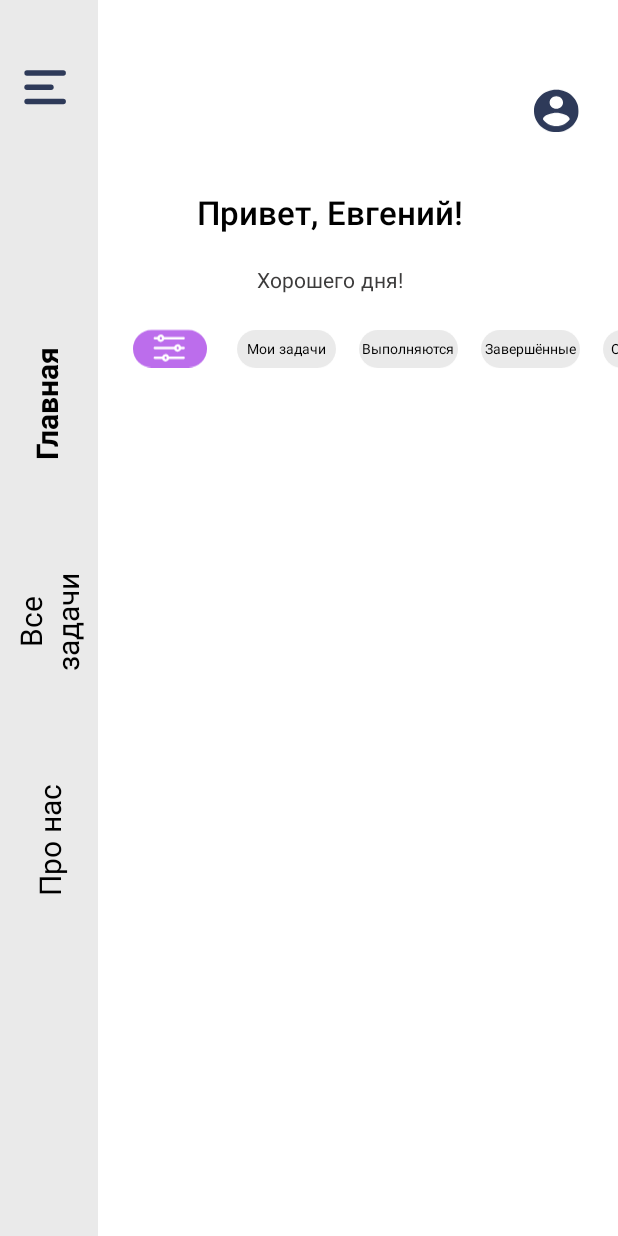
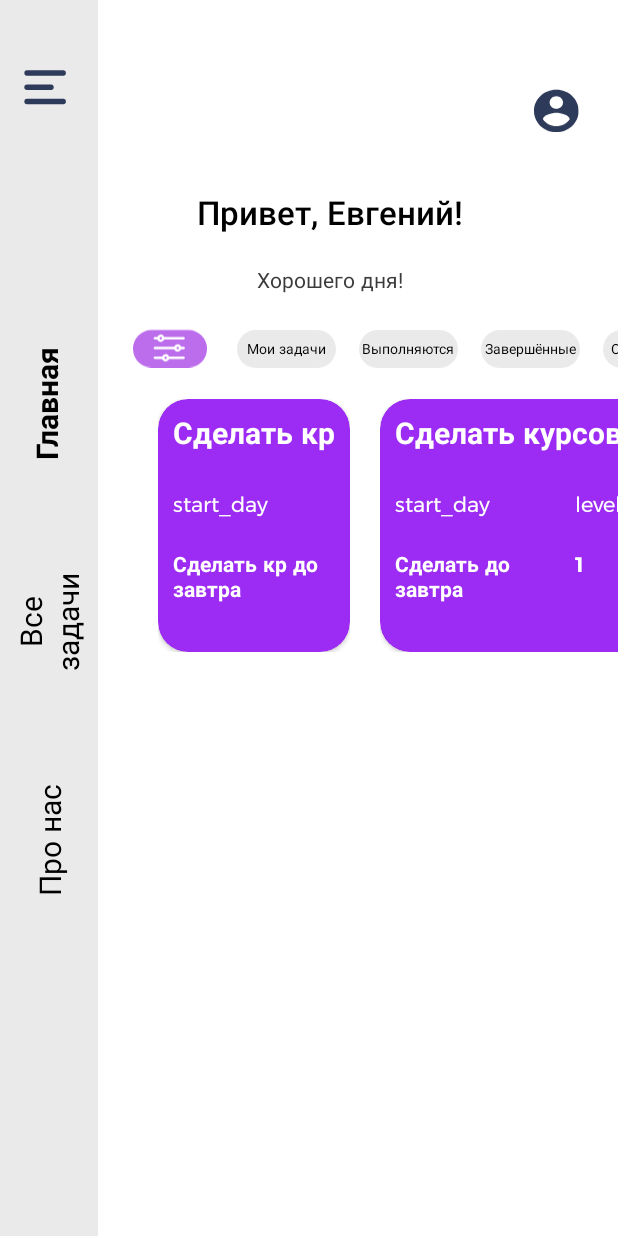
Before and after one commit to EvgenDas/AndroidTaskManager, an Android app: the screen it shows after launch (MainActivity), on a phone screen of 412 x 824 dp. Run offline under Robolectric (Android 15) with nearby library versions, the phone set to English and light mode, and no system bars.

Commit message:
Добавлены карточки задач, разобраться с проблемой при добавлении имени

```diff
--- /dev/null
+++ b/app/src/main/java/com/dashencko/androidtaskmanager/Adapters/TaskAdapter.java
@@ -0,0 +1,91 @@
+package com.dashencko.androidtaskmanager.Adapters;
+
+import android.annotation.SuppressLint;
+import android.content.Context;
+import android.content.Intent;
+import android.graphics.Color;
+import android.view.LayoutInflater;
+import android.view.View;
+import android.view.ViewGroup;
+import android.widget.ImageView;
+import android.widget.TextView;
+
+import androidx.annotation.NonNull;
+import androidx.cardview.widget.CardView;
+import androidx.recyclerview.widget.RecyclerView;
+
+import com.dashencko.androidtaskmanager.Models.Task;
+import com.dashencko.androidtaskmanager.R;
+
+import java.util.List;
+
+public class TaskAdapter extends RecyclerView.Adapter<TaskAdapter.TaskViewHolder>{
+    Context context;
+    List<Task> tasks;
+
+    public TaskAdapter(Context context, List<Task> tasks) {
+        this.context = context;
+        this.tasks = tasks;
+    }
+
+    @NonNull
+    public TaskViewHolder onCreateViewHolder(@NonNull ViewGroup parent, int viewType) {
+        View taskItems = LayoutInflater.from(context).inflate(R.layout.task_item, parent, false);
+        return new TaskAdapter.TaskViewHolder(taskItems);
+    }
+
+
+    @Override
+    public void onBindViewHolder(@NonNull TaskAdapter.TaskViewHolder holder, int position) {
+        holder.taskBg.setCardBackgroundColor(Color.parseColor(tasks.get(position).getColor()));
+
+
+
+        holder.taskTitle.setText(tasks.get(position).getTitle());
+        holder.taskDescription.setText(tasks.get(position).getDescription());
+        holder.taskPriority.setText(tasks.get(position).getPriority());
+//        holder.taskName.setText(tasks.get(position).getName()); разобраться, почему выходит null
+
+
+//        holder.itemView.setOnClickListener(new View.OnClickListener() {
+//            @Override
+//            public void onClick(View view) {
+//                Intent intent = new Intent(context, TasPage.class);
+//                intent.putExtra("courseBg", Color.parseColor(courses.get(position).getColor()));
+//                intent.putExtra("courseImage", imageId);
+//                intent.putExtra("courseTitle", courses.get(position).getTitle());
+//                intent.putExtra("courseDate", courses.get(position).getDate());
+//                intent.putExtra("courseLevel", courses.get(position).getLevel());
+//                intent.putExtra("courseText", courses.get(position).getText());
+//
+//                context.startActivity(intent);
+//
+//
+//
+//                context.startActivity(intent);
+//            }
+//        });
+    }
+
+
+    public int getItemCount() {
+        return tasks.size();
+    }
+
+    public static final class TaskViewHolder extends RecyclerView.ViewHolder {
+
+        CardView taskBg;
+        TextView taskTitle, taskDescription, taskPriority, taskName;
+
+
+        public TaskViewHolder(@NonNull View itemView) {
+            super(itemView);
+
+            taskBg = itemView.findViewById(R.id.taskBg);
+            taskTitle = itemView.findViewById(R.id.taskTitle);
+            taskDescription = itemView.findViewById(R.id.taskDescription);
+            taskPriority = itemView.findViewById(R.id.taskPriority);
+
+        }
+    }
+}
--- a/app/src/main/java/com/dashencko/androidtaskmanager/MainActivity.java
+++ b/app/src/main/java/com/dashencko/androidtaskmanager/MainActivity.java
@@ -7,14 +7,18 @@ import androidx.recyclerview.widget.RecyclerView;
 import android.os.Bundle;
 
 import com.dashencko.androidtaskmanager.Adapters.CategoryAdapter;
+import com.dashencko.androidtaskmanager.Adapters.TaskAdapter;
 import com.dashencko.androidtaskmanager.Models.Category;
+import com.dashencko.androidtaskmanager.Models.Task;
 
 import java.util.ArrayList;
 import java.util.List;
 
 public class MainActivity extends AppCompatActivity {
-    RecyclerView categoryRecycler;
+    RecyclerView categoryRecycler, taskRecycler;
     CategoryAdapter categoryAdapter;
+
+    TaskAdapter taskAdapter;
 
     @Override
     protected void onCreate(Bundle savedInstanceState) {
@@ -30,6 +34,26 @@ public class MainActivity extends AppCompatActivity {
         categoryList.add(new Category(4, "Удалённые"));
 
         setCategoryRecycler(categoryList);
+
+        List<Task> taskList = new ArrayList<>();
+        taskList.add(new Task(1, "Сделать кр", "Сделать кр до завтра", "E", "1", "#9C2CF3"));
+        taskList.add(new Task(2, "Сделать курсовую", "Сделать до завтра", "V", "1", "#9C2CF3"));
+        taskList.add(new Task(3, "Пройти курс", "Пройти курс на степике", "G", "2", "#9C2CF3"));
+
+
+
+
+        setTaskRecycler(taskList);
+    }
+
+    private void setTaskRecycler(List<Task> taskList) {
+
+        RecyclerView.LayoutManager layoutManager = new LinearLayoutManager(this, RecyclerView.HORIZONTAL, false);
+
+        taskRecycler = findViewById(R.id.taskRecycler);
+        taskRecycler.setLayoutManager(layoutManager);
+        taskAdapter = new TaskAdapter(this, taskList);
+        taskRecycler.setAdapter(taskAdapter);
     }
 
     private void setCategoryRecycler(List<Category> categoryList) {
--- /dev/null
+++ b/app/src/main/java/com/dashencko/androidtaskmanager/Models/Task.java
@@ -0,0 +1,124 @@
+package com.dashencko.androidtaskmanager.Models;
+
+import java.time.LocalDate;
+import java.util.Date;
+
+public class Task {
+
+    int id;
+    private String title, description, elapsed_time, name, status, color;
+    private String priority;
+    private LocalDate estimate_date;
+    private LocalDate actual_date;
+    private LocalDate today_date;
+
+    public Task(int id, String title, String description, String elapsed_time, String name, String status, String priority, LocalDate estimate_date, LocalDate actual_date, LocalDate today_date) {
+        this.id = id;
+        this.title = title;
+        this.description = description;
+        this.elapsed_time = elapsed_time;
+        this.name = name;
+        this.status = status;
+        this.priority = priority;
+        this.estimate_date = estimate_date;
+        this.actual_date = actual_date;
+        this.today_date = today_date;
+    }
+
+    public Task(int id, String title, String description, String name, String priority, String color) {
+        this.id = id;
+        this.title = title;
+        this.description = description;
+        this.name = name;
+        this.priority = priority;
+        this.color = color;
+    }
+
+    public int getId() {
+        return id;
+    }
+
+    public void setId(int id) {
+        this.id = id;
+    }
+
+    public String getTitle() {
+        return title;
+    }
+
+    public void setTitle(String title) {
+        this.title = title;
+    }
+
+    public String getDescription() {
+        return description;
+    }
+
+    public void setDescription(String description) {
+        this.description = description;
+    }
+
+    public String getElapsed_time() {
+        return elapsed_time;
+    }
+
+    public void setElapsed_time(String elapsed_time) {
+        this.elapsed_time = elapsed_time;
+    }
+
+    public String getName() {
+        return name;
+    }
+
+    public void setName(String name) {
+        this.name = name;
+    }
+
+    public String getStatus() {
+        return status;
+    }
+
+    public void setStatus(String status) {
+        this.status = status;
+    }
+
+    public String getPriority() {
+        return priority;
+    }
+
+    public void setPriority(String priority) {
+        this.priority = priority;
+    }
+
+    public LocalDate getEstimate_date() {
+        return estimate_date;
+    }
+
+    public void setEstimate_date(LocalDate estimate_date) {
+        this.estimate_date = estimate_date;
+    }
+
+    public LocalDate getActual_date() {
+        return actual_date;
+    }
+
+    public void setActual_date(LocalDate actual_date) {
+        this.actual_date = actual_date;
+    }
+
+    public LocalDate getToday_date() {
+        return today_date;
+    }
+
+    public void setToday_date(LocalDate today_date) {
+        this.today_date = today_date;
+    }
+
+    public String getColor() {
+        return color;
+    }
+
+    public void setColor(String color) {
+        this.color = color;
+    }
+}
--- a/app/src/main/res/layout/activity_main.xml
+++ b/app/src/main/res/layout/activity_main.xml
@@ -24,6 +24,7 @@
         android:layout_height="match_parent"
         app:layout_constraintBottom_toBottomOf="parent"
         app:layout_constraintEnd_toEndOf="parent"
+        app:layout_constraintHorizontal_bias="0.0"
         app:layout_constraintStart_toStartOf="parent"
         app:layout_constraintTop_toTopOf="parent"
         app:layout_constraintVertical_bias="0.0">
@@ -70,10 +71,10 @@
             android:layout_marginStart="20dp"
             app:layout_constraintBottom_toBottomOf="@+id/imageView3"
             app:layout_constraintEnd_toEndOf="parent"
-            app:layout_constraintHorizontal_bias="1.0"
+            app:layout_constraintHorizontal_bias="0.0"
             app:layout_constraintStart_toEndOf="@+id/imageView3"
             app:layout_constraintTop_toTopOf="@+id/imageView3"
-            app:layout_constraintVertical_bias="1.0"
+            app:layout_constraintVertical_bias="0.0"
             tools:listitem="@layout/category_item" />
 
         <ImageView
@@ -148,8 +149,7 @@
                 app:layout_constraintEnd_toEndOf="parent"
                 app:layout_constraintStart_toStartOf="parent"
                 app:layout_constraintTop_toBottomOf="@+id/about"
-                app:layout_constraintVertical_bias="0.0"
-                tools:ignore="MissingConstraints" />
+                app:layout_constraintVertical_bias="0.0" />
 
             <TextView
                 android:id="@+id/main"
@@ -184,6 +184,19 @@
             app:srcCompat="@drawable/account_circle_black_24dp" />
 
 
+        <androidx.recyclerview.widget.RecyclerView
+            android:id="@+id/taskRecycler"
+            android:layout_width="0dp"
+            android:layout_height="0dp"
+            android:layout_marginStart="40dp"
+            android:layout_marginTop="20dp"
+            android:layout_marginBottom="150dp"
+            app:layout_constraintBottom_toBottomOf="parent"
+            app:layout_constraintEnd_toEndOf="parent"
+            app:layout_constraintStart_toEndOf="@+id/constraintLayout1"
+            app:layout_constraintTop_toBottomOf="@+id/categoryRecycler" />
+
+
     </androidx.constraintlayout.widget.ConstraintLayout>
 
 
--- /dev/null
+++ b/app/src/main/res/layout/task_item.xml
@@ -0,0 +1,91 @@
+<?xml version="1.0" encoding="utf-8"?>
+<androidx.constraintlayout.widget.ConstraintLayout xmlns:android="http://schemas.android.com/apk/res/android"
+    xmlns:app="http://schemas.android.com/apk/res-auto"
+    xmlns:tools="http://schemas.android.com/tools"
+    android:layout_marginEnd="20dp"
+    android:layout_width="wrap_content"
+    android:layout_height="wrap_content">
+
+    <androidx.cardview.widget.CardView
+        android:id="@+id/taskBg"
+        android:layout_width="wrap_content"
+        android:layout_height="wrap_content"
+        app:cardCornerRadius="20dp"
+        app:contentPaddingBottom="20dp"
+        app:layout_constraintBottom_toBottomOf="parent"
+        app:layout_constraintEnd_toEndOf="parent"
+        app:layout_constraintHorizontal_bias="0.0"
+        app:layout_constraintStart_toStartOf="parent"
+        app:layout_constraintTop_toTopOf="parent"
+        app:layout_constraintVertical_bias="0.0">
+
+
+        <LinearLayout
+            android:layout_width="match_parent"
+            android:layout_height="match_parent"
+            android:orientation="vertical">
+
+            <TextView
+                android:id="@+id/taskTitle"
+                android:layout_width="wrap_content"
+                android:layout_height="wrap_content"
+                android:layout_margin="10dp"
+                android:fontFamily="@font/montserrat_bold"
+                android:text="@string/app_name"
+                android:textColor="@color/white"
+                android:textSize="20sp" />
+
+            <LinearLayout
+                android:layout_width="match_parent"
+                android:layout_height="match_parent">
+
+                <TextView
+                    android:layout_width="100dp"
+                    android:layout_height="wrap_content"
+                    android:layout_margin="10dp"
+                    android:fontFamily="@font/montserrat"
+                    android:text="start_day"
+                    android:textColor="@color/white"
+                    android:textSize="14sp" />
+
+                <TextView
+                    android:layout_width="100dp"
+                    android:layout_height="wrap_content"
+                    android:layout_margin="10dp"
+                    android:fontFamily="@font/montserrat"
+                    android:text="level"
+                    android:textColor="@color/white"
+                    android:textSize="14sp" />
+
+            </LinearLayout>
+
+            <LinearLayout
+                android:layout_width="match_parent"
+                android:layout_height="match_parent">
+
+                <TextView
+                    android:id="@+id/taskDescription"
+                    android:layout_width="100dp"
+                    android:layout_height="wrap_content"
+                    android:layout_margin="10dp"
+                    android:fontFamily="@font/montserrat_bold"
+                    android:text="@string/app_name"
+                    android:textColor="@color/white"
+                    android:textSize="14sp" />
+
+                <TextView
+                    android:id="@+id/taskPriority"
+                    android:layout_width="100dp"
+                    android:layout_height="wrap_content"
+                    android:layout_margin="10dp"
+                    android:fontFamily="@font/montserrat_bold"
+                    android:text="@string/app_name"
+                    android:textColor="@color/white"
+                    android:textSize="14sp" />
+
+            </LinearLayout>
+
+        </LinearLayout>
+
+    </androidx.cardview.widget.CardView>
+</androidx.constraintlayout.widget.ConstraintLayout>
```
